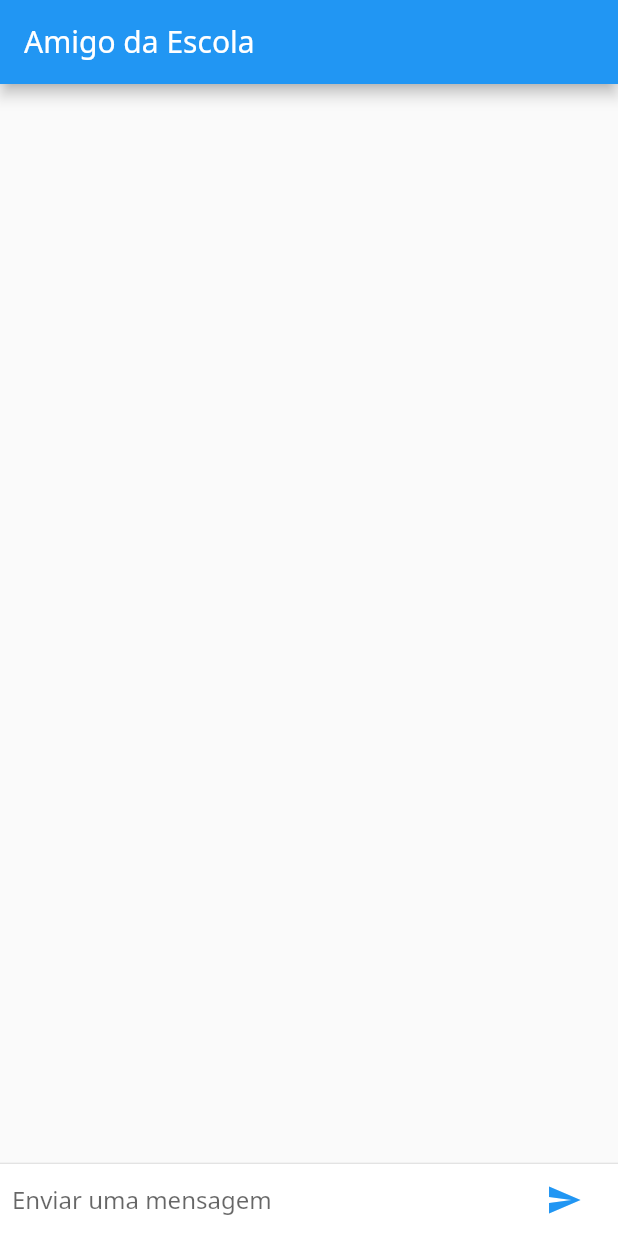
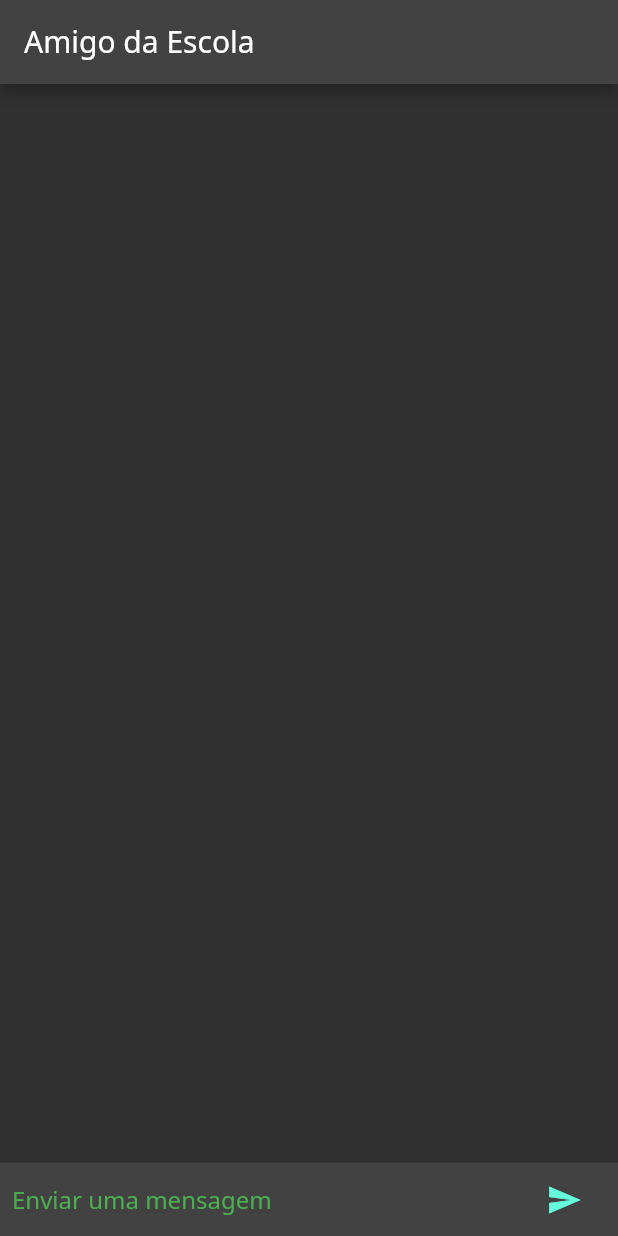
Before and after one commit to AlanCarlosjp/chat-chat-gtp, a Flutter app: the screen it shows after launch, on a phone screen of 412 x 824 dp. Run offline on Flutter 3.47's test engine with Material 2 defaults, Android fonts, the phone set to English and light mode, and no system bars.

Commit message:
mudando as cores

```diff
--- a/lib/main.dart
+++ b/lib/main.dart
@@ -13,7 +13,12 @@ class ChatApp extends StatelessWidget {
     return MaterialApp(
       theme: ThemeData(
         fontFamily: 'NotoSans',
+        brightness: Brightness.dark,
+        primaryColor: Colors.black,
+        hintColor: Colors.green,
       ),
+      debugShowMaterialGrid: false,
+      debugShowCheckedModeBanner: false,
       home: ChatScreen(),
       localizationsDelegates: [
         GlobalMaterialLocalizations.delegate,
@@ -62,7 +67,7 @@ class _ChatScreenState extends State<ChatScreen> {
 
   Future<String> fetchGpt3Response(String prompt) async {
     var headers = {
-      'Authorization': 'Bearer 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',
+      'Authorization': 'Bearer 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',
       'Content-Type': 'application/json',
     };
 
@@ -149,7 +154,6 @@ class _ChatScreenState extends State<ChatScreen> {
     );
   }
 
-
   @override
   Widget build(BuildContext context) {
     return Scaffold(
--- a/pubspec.yaml
+++ b/pubspec.yaml
@@ -15,7 +15,6 @@ dependencies:
 
   cupertino_icons: ^1.0.2
   http: ^1.0.0
-  google_mobile_ads: ^3.0.0
 
 dev_dependencies:
   flutter_test:
```
Also changed, not shown: pubspec.lock, 1 other file.
